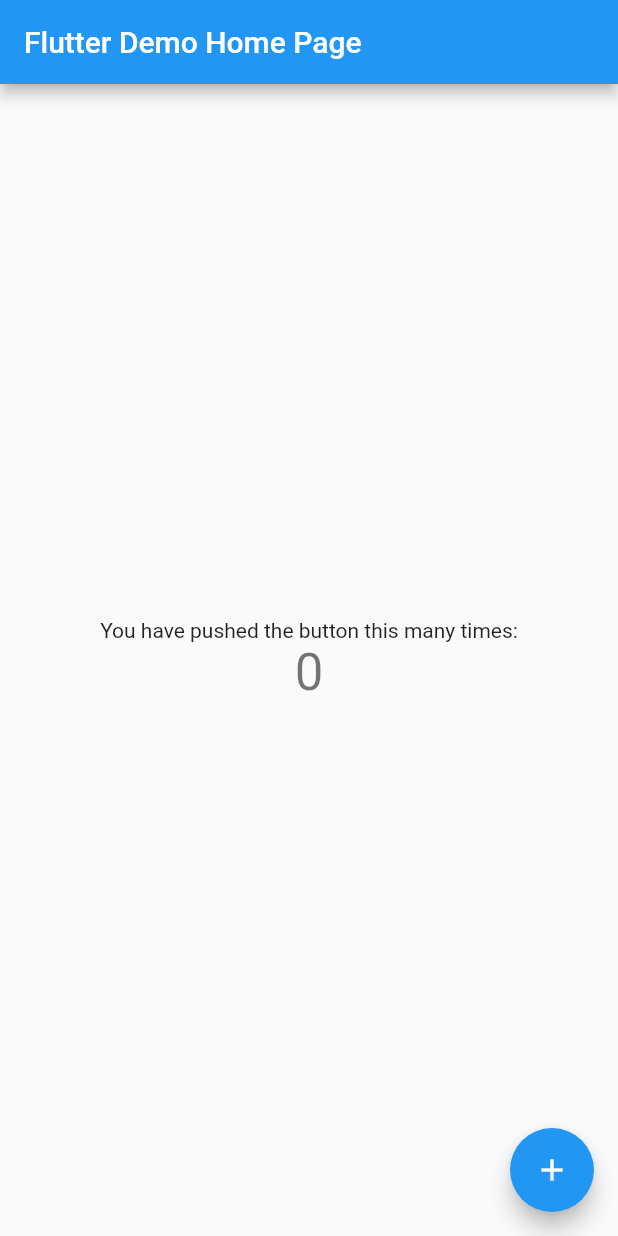
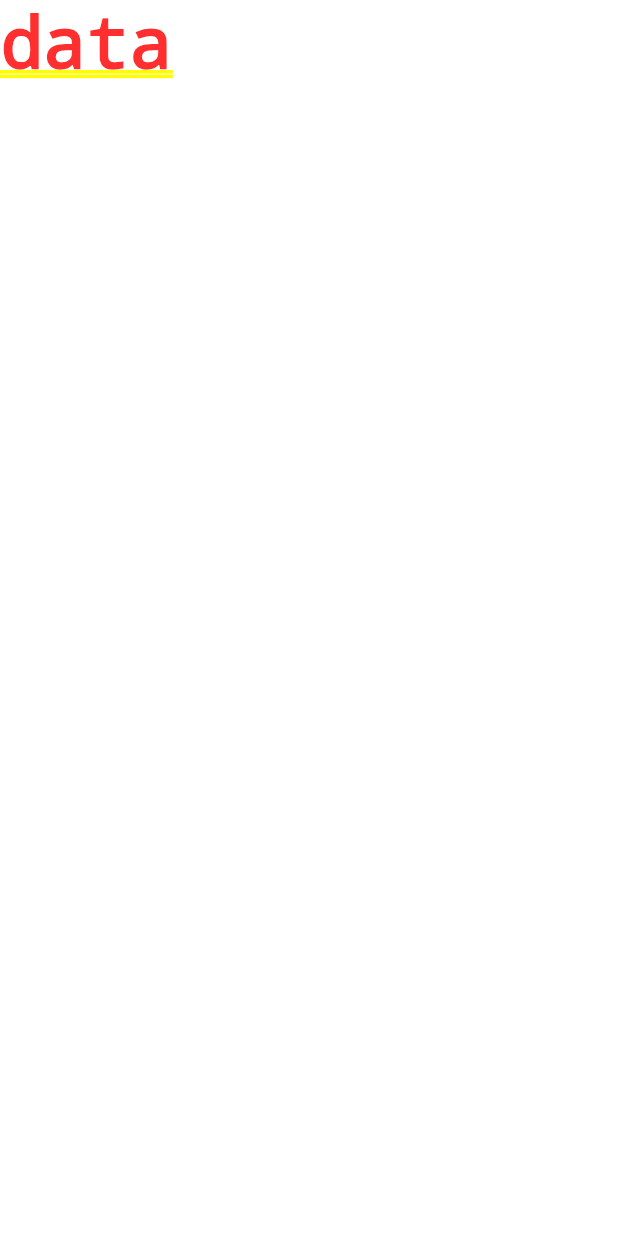
Before and after one commit to masterUNG/LeartGitTestWeb, a Flutter app: the screen it shows after launch, on a phone screen of 412 x 824 dp. Run offline on Flutter 3.47's test engine with Material 2 defaults, Android fonts, the phone set to English and light mode, and no system bars.

Commit message:
Create MainHome

```diff
--- a/lib/main.dart
+++ b/lib/main.dart
@@ -1,115 +1,19 @@
 import 'package:flutter/material.dart';
+import 'package:learngittestweb/states/main_home.dart';
 
 void main() {
   runApp(const MyApp());
 }
 
 class MyApp extends StatelessWidget {
-  const MyApp({Key? key}) : super(key: key);
+  const MyApp({
+    Key? key,
+  }) : super(key: key);
 
-  // This widget is the root of your application.
   @override
   Widget build(BuildContext context) {
-    return MaterialApp(
-      title: 'Flutter Demo',
-      theme: ThemeData(
-        // This is the theme of your application.
-        //
-        // Try running your application with "flutter run". You'll see the
-        // application has a blue toolbar. Then, without quitting the app, try
-        // changing the primarySwatch below to Colors.green and then invoke
-        // "hot reload" (press "r" in the console where you ran "flutter run",
-        // or simply save your changes to "hot reload" in a Flutter IDE).
-        // Notice that the counter didn't reset back to zero; the application
-        // is not restarted.
-        primarySwatch: Colors.blue,
-      ),
-      home: const MyHomePage(title: 'Flutter Demo Home Page'),
+    return const MaterialApp(
+      home: MainHome(),
     );
   }
 }
-
-class MyHomePage extends StatefulWidget {
-  const MyHomePage({Key? key, required this.title}) : super(key: key);
-
-  // This widget is the home page of your application. It is stateful, meaning
-  // that it has a State object (defined below) that contains fields that affect
-  // how it looks.
-
-  // This class is the configuration for the state. It holds the values (in this
-  // case the title) provided by the parent (in this case the App widget) and
-  // used by the build method of the State. Fields in a Widget subclass are
-  // always marked "final".
-
-  final String title;
-
-  @override
-  State<MyHomePage> createState() => _MyHomePageState();
-}
-
-class _MyHomePageState extends State<MyHomePage> {
-  int _counter = 0;
-
-  void _incrementCounter() {
-    setState(() {
-      // This call to setState tells the Flutter framework that something has
-      // changed in this State, which causes it to rerun the build method below
-      // so that the display can reflect the updated values. If we changed
-      // _counter without calling setState(), then the build method would not be
-      // called again, and so nothing would appear to happen.
-      _counter++;
-    });
-  }
-
-  @override
-  Widget build(BuildContext context) {
-    // This method is rerun every time setState is called, for instance as done
-    // by the _incrementCounter method above.
-    //
-    // The Flutter framework has been optimized to make rerunning build methods
-    // fast, so that you can just rebuild anything that needs updating rather
-    // than having to individually change instances of widgets.
-    return Scaffold(
-      appBar: AppBar(
-        // Here we take the value from the MyHomePage object that was created by
-        // the App.build method, and use it to set our appbar title.
-        title: Text(widget.title),
-      ),
-      body: Center(
-        // Center is a layout widget. It takes a single child and positions it
-        // in the middle of the parent.
-        child: Column(
-          // Column is also a layout widget. It takes a list of children and
-          // arranges them vertically. By default, it sizes itself to fit its
-          // children horizontally, and tries to be as tall as its parent.
-          //
-          // Invoke "debug painting" (press "p" in the console, choose the
-          // "Toggle Debug Paint" action from the Flutter Inspector in Android
-          // Studio, or the "Toggle Debug Paint" command in Visual Studio Code)
-          // to see the wireframe for each widget.
-          //
-          // Column has various properties to control how it sizes itself and
-          // how it positions its children. Here we use mainAxisAlignment to
-          // center the children vertically; the main axis here is the vertical
-          // axis because Columns are vertical (the cross axis would be
-          // horizontal).
-          mainAxisAlignment: MainAxisAlignment.center,
-          children: <Widget>[
-            const Text(
-              'You have pushed the button this many times:',
-            ),
-            Text(
-              '$_counter',
-              style: Theme.of(context).textTheme.headline4,
-            ),
-          ],
-        ),
-      ),
-      floatingActionButton: FloatingActionButton(
-        onPressed: _incrementCounter,
-        tooltip: 'Increment',
-        child: const Icon(Icons.add),
-      ), // This trailing comma makes auto-formatting nicer for build methods.
-    );
-  }
-}
--- /dev/null
+++ b/lib/states/main_home.dart
@@ -0,0 +1,12 @@
+import 'package:flutter/material.dart';
+
+class MainHome extends StatelessWidget {
+  const MainHome({
+    Key? key,
+  }) : super(key: key);
+
+  @override
+  Widget build(BuildContext context) {
+    return Text('data');
+  }
+}
```
